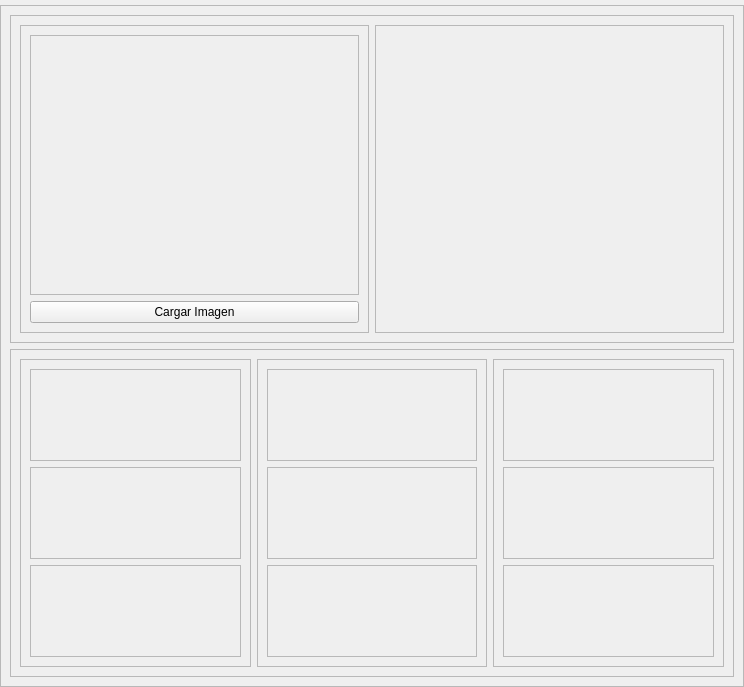
The window that gui_main.ui (leninrkb/editor-espectros-rgb-python) describes before a commit, drawn with Qt 5.
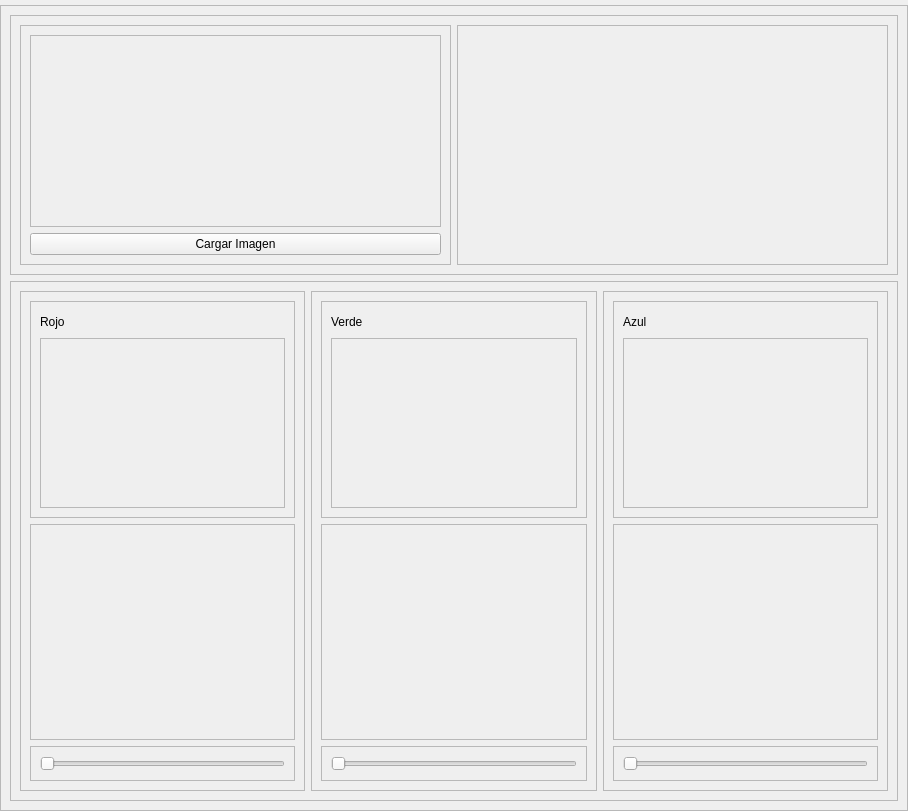
The same window after the commit.

Commit message: slider y display para las graficas

Patch:
```diff
--- a/gui_main.ui
+++ b/gui_main.ui
@@ -6,8 +6,8 @@
    <rect>
     <x>0</x>
     <y>0</y>
-    <width>744</width>
-    <height>687</height>
+    <width>908</width>
+    <height>811</height>
    </rect>
   </property>
   <property name="windowTitle">
@@ -38,7 +38,7 @@
       <property name="lineWidth">
        <number>1</number>
       </property>
-      <layout class="QVBoxLayout" name="verticalLayout_3">
+      <layout class="QVBoxLayout" name="verticalLayout_3" stretch="1,2">
        <item>
         <widget class="QFrame" name="frame_imagenes">
          <property name="frameShape">
@@ -107,7 +107,7 @@
             <property name="frameShadow">
              <enum>QFrame::Raised</enum>
             </property>
-            <layout class="QVBoxLayout" name="verticalLayout_4">
+            <layout class="QVBoxLayout" name="verticalLayout_4" stretch="2,2,0">
              <item>
               <widget class="QFrame" name="frame_img_r">
                <property name="frameShape">
@@ -116,6 +116,25 @@
                <property name="frameShadow">
                 <enum>QFrame::Raised</enum>
                </property>
+               <layout class="QVBoxLayout" name="verticalLayout_7" stretch="1,8">
+                <item>
+                 <widget class="QLabel" name="label">
+                  <property name="text">
+                   <string>Rojo</string>
+                  </property>
+                 </widget>
+                </item>
+                <item>
+                 <widget class="QFrame" name="frame_img_display_r">
+                  <property name="frameShape">
+                   <enum>QFrame::StyledPanel</enum>
+                  </property>
+                  <property name="frameShadow">
+                   <enum>QFrame::Raised</enum>
+                  </property>
+                 </widget>
+                </item>
+               </layout>
               </widget>
              </item>
              <item>
@@ -136,6 +155,15 @@
                <property name="frameShadow">
                 <enum>QFrame::Raised</enum>
                </property>
+               <layout class="QVBoxLayout" name="verticalLayout_10">
+                <item>
+                 <widget class="QSlider" name="horizontalSlider_valor_r">
+                  <property name="orientation">
+                   <enum>Qt::Horizontal</enum>
+                  </property>
+                 </widget>
+                </item>
+               </layout>
               </widget>
              </item>
             </layout>
@@ -149,7 +177,7 @@
             <property name="frameShadow">
              <enum>QFrame::Raised</enum>
             </property>
-            <layout class="QVBoxLayout" name="verticalLayout_5">
+            <layout class="QVBoxLayout" name="verticalLayout_5" stretch="2,2,0">
              <item>
               <widget class="QFrame" name="frame_img_g">
                <property name="frameShape">
@@ -158,6 +186,25 @@
                <property name="frameShadow">
                 <enum>QFrame::Raised</enum>
                </property>
+               <layout class="QVBoxLayout" name="verticalLayout_8" stretch="1,8">
+                <item>
+                 <widget class="QLabel" name="label_2">
+                  <property name="text">
+                   <string>Verde</string>
+                  </property>
+                 </widget>
+                </item>
+                <item>
+                 <widget class="QFrame" name="frame_img_display_g">
+                  <property name="frameShape">
+                   <enum>QFrame::StyledPanel</enum>
+                  </property>
+                  <property name="frameShadow">
+                   <enum>QFrame::Raised</enum>
+                  </property>
+                 </widget>
+                </item>
+               </layout>
               </widget>
              </item>
              <item>
@@ -178,6 +225,15 @@
                <property name="frameShadow">
                 <enum>QFrame::Raised</enum>
                </property>
+               <layout class="QVBoxLayout" name="verticalLayout_11">
+                <item>
+                 <widget class="QSlider" name="horizontalSlider_valor_g">
+                  <property name="orientation">
+                   <enum>Qt::Horizontal</enum>
+                  </property>
+                 </widget>
+                </item>
+               </layout>
               </widget>
              </item>
             </layout>
@@ -191,7 +247,7 @@
             <property name="frameShadow">
              <enum>QFrame::Raised</enum>
             </property>
-            <layout class="QVBoxLayout" name="verticalLayout_6">
+            <layout class="QVBoxLayout" name="verticalLayout_6" stretch="2,2,0">
              <item>
               <widget class="QFrame" name="frame_img_b">
                <property name="frameShape">
@@ -200,6 +256,25 @@
                <property name="frameShadow">
                 <enum>QFrame::Raised</enum>
                </property>
+               <layout class="QVBoxLayout" name="verticalLayout_9" stretch="1,8">
+                <item>
+                 <widget class="QLabel" name="label_3">
+                  <property name="text">
+                   <string>Azul</string>
+                  </property>
+                 </widget>
+                </item>
+                <item>
+                 <widget class="QFrame" name="frame_img_display_b">
+                  <property name="frameShape">
+                   <enum>QFrame::StyledPanel</enum>
+                  </property>
+                  <property name="frameShadow">
+                   <enum>QFrame::Raised</enum>
+                  </property>
+                 </widget>
+                </item>
+               </layout>
               </widget>
              </item>
              <item>
@@ -220,6 +295,15 @@
                <property name="frameShadow">
                 <enum>QFrame::Raised</enum>
                </property>
+               <layout class="QVBoxLayout" name="verticalLayout_12">
+                <item>
+                 <widget class="QSlider" name="horizontalSlider_valor_b">
+                  <property name="orientation">
+                   <enum>Qt::Horizontal</enum>
+                  </property>
+                 </widget>
+                </item>
+               </layout>
               </widget>
              </item>
             </layout>
```
Left out of the diff: 2 changed lines with no effect on the pictures.
